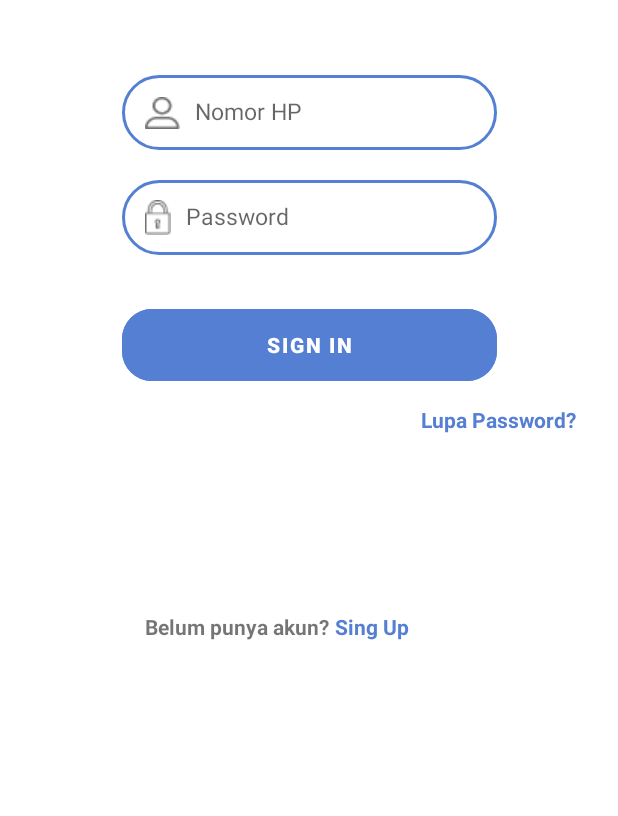
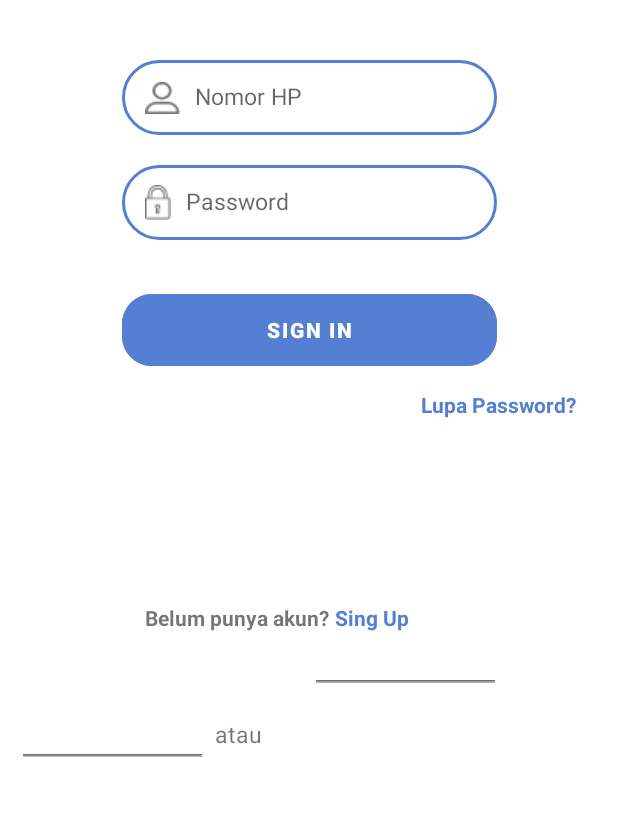
Before and after one commit to Tomjerry12345/Project_IAPIM, an Android app: the SignInActivity screen opened directly, with no data from a screen before it, on a phone screen of 412 x 824 dp, the part 210-1026 px from its top. Run offline under Robolectric (Android 15) with nearby library versions, the phone set to English and light mode, and no system bars.

Commit message:
28-11-2019

```diff
--- a/app/src/main/res/layout/activity_sign_in.xml
+++ b/app/src/main/res/layout/activity_sign_in.xml
@@ -34,7 +34,7 @@
         app:layout_constraintEnd_toEndOf="@+id/imageView"
         app:layout_constraintStart_toStartOf="@+id/imageView"
         app:layout_constraintTop_toBottomOf="@+id/imageView"
-        android:layout_marginTop="50dp"/>
+        android:layout_marginTop="40dp"/>
 
     <EditText
         android:id="@+id/password"
@@ -94,15 +94,49 @@
         app:layout_constraintVertical_bias="0.366" />
 
     <androidx.appcompat.widget.AppCompatTextView
+        android:id="@+id/appCompatTextView3"
         android:layout_width="wrap_content"
         android:layout_height="wrap_content"
+        android:layout_marginLeft="4dp"
         android:text="@string/signup"
         android:textColor="@color/color_signup"
         android:textStyle="bold"
-        android:layout_marginLeft="4dp"
         app:layout_constraintBottom_toBottomOf="parent"
         app:layout_constraintStart_toEndOf="@+id/appCompatTextView"
         app:layout_constraintTop_toBottomOf="@+id/material_button"
         app:layout_constraintVertical_bias="0.366" />
 
+    <androidx.appcompat.widget.AppCompatImageView
+        android:id="@+id/appCompatImageView"
+        android:layout_width="120dp"
+        android:layout_height="wrap_content"
+        android:layout_marginStart="15dp"
+        android:src="@drawable/garis1"
+        app:layout_constraintBottom_toBottomOf="parent"
+        app:layout_constraintStart_toStartOf="parent"
+        app:layout_constraintTop_toBottomOf="@+id/appCompatTextView"
+        app:layout_constraintVertical_bias="0.313" />
+
+    <androidx.appcompat.widget.AppCompatTextView
+        android:id="@+id/appCompatTextView4"
+        android:layout_width="wrap_content"
+        android:layout_height="wrap_content"
+        android:layout_marginStart="8dp"
+        android:text="atau"
+        android:textSize="15dp"
+        app:layout_constraintBottom_toBottomOf="parent"
+        app:layout_constraintStart_toEndOf="@+id/appCompatImageView"
+        app:layout_constraintTop_toBottomOf="@+id/appCompatTextView3"
+        app:layout_constraintVertical_bias="0.237" />
+
+    <androidx.appcompat.widget.AppCompatImageView
+        android:id="@+id/b"
+        android:layout_width="120dp"
+        android:layout_height="wrap_content"
+        android:layout_marginTop="32dp"
+        android:src="@drawable/garis1"
+        app:layout_constraintEnd_toEndOf="parent"
+        app:layout_constraintHorizontal_bias="0.304"
+        app:layout_constraintStart_toEndOf="@+id/appCompatTextView4"
+        app:layout_constraintTop_toBottomOf="@+id/appCompatTextView3" />
 </androidx.constraintlayout.widget.ConstraintLayout>
```
Also changed, not shown: app/src/main/res/drawable/garis1.png (added), app/src/main/res/drawable/garis2.png (added).
